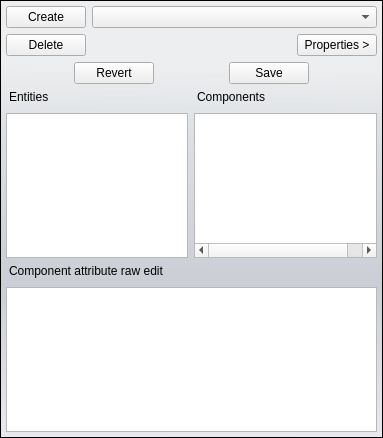
Above: bin/data/ui/eceditor.ui from realXtend/tundra before the change. Below: the same form after it.
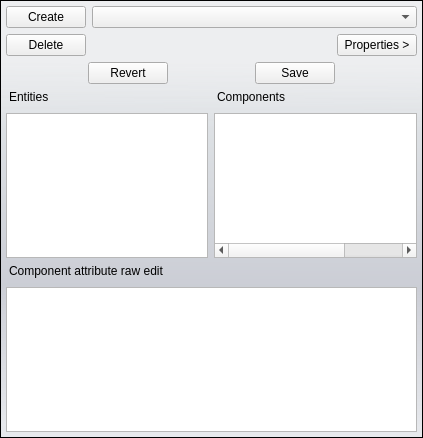
That is the form after the change.

Commit message: Add third column to EC-editor's component tree view showing also the name in addition to the type name.

What changed in the file:
```diff
--- a/bin/data/ui/eceditor.ui
+++ b/bin/data/ui/eceditor.ui
@@ -6,7 +6,7 @@
    <rect>
     <x>0</x>
     <y>0</y>
-    <width>383</width>
+    <width>423</width>
     <height>438</height>
    </rect>
   </property>
@@ -182,7 +182,14 @@
              </widget>
             </item>
             <item>
-             <widget class="QListWidget" name="list_entities"/>
+             <widget class="QListWidget" name="list_entities">
+              <property name="sizePolicy">
+               <sizepolicy hsizetype="Expanding" vsizetype="Expanding">
+                <horstretch>0</horstretch>
+                <verstretch>0</verstretch>
+               </sizepolicy>
+              </property>
+             </widget>
             </item>
            </layout>
           </item>
@@ -207,7 +214,7 @@
                <bool>true</bool>
               </property>
               <property name="columnCount">
-               <number>2</number>
+               <number>3</number>
               </property>
               <attribute name="headerVisible">
                <bool>false</bool>
@@ -225,6 +232,11 @@
                 <string notr="true">2</string>
                </property>
               </column>
+              <column>
+               <property name="text">
+                <string notr="true">3</string>
+               </property>
+              </column>
              </widget>
             </item>
            </layout>
```
The commit also changes 2 other files.
